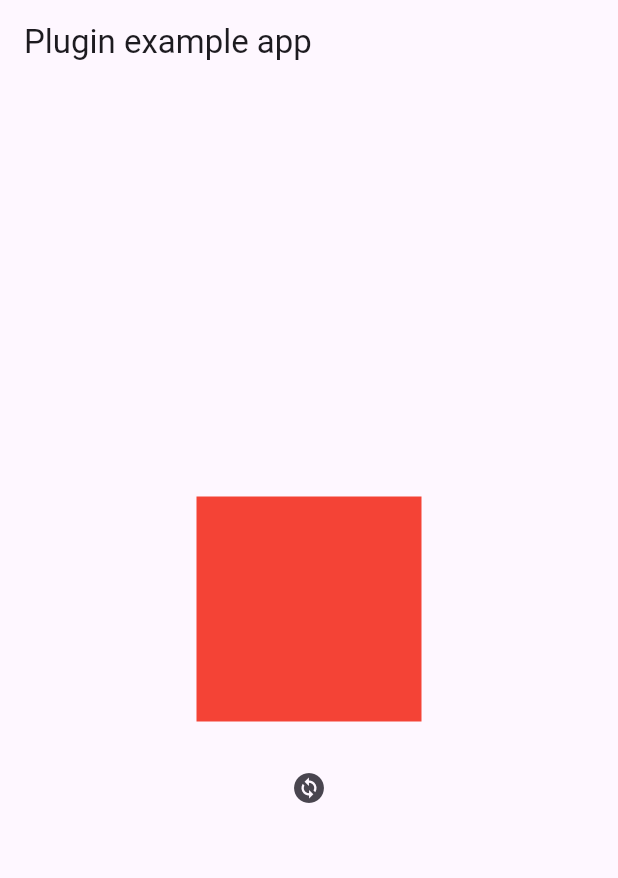
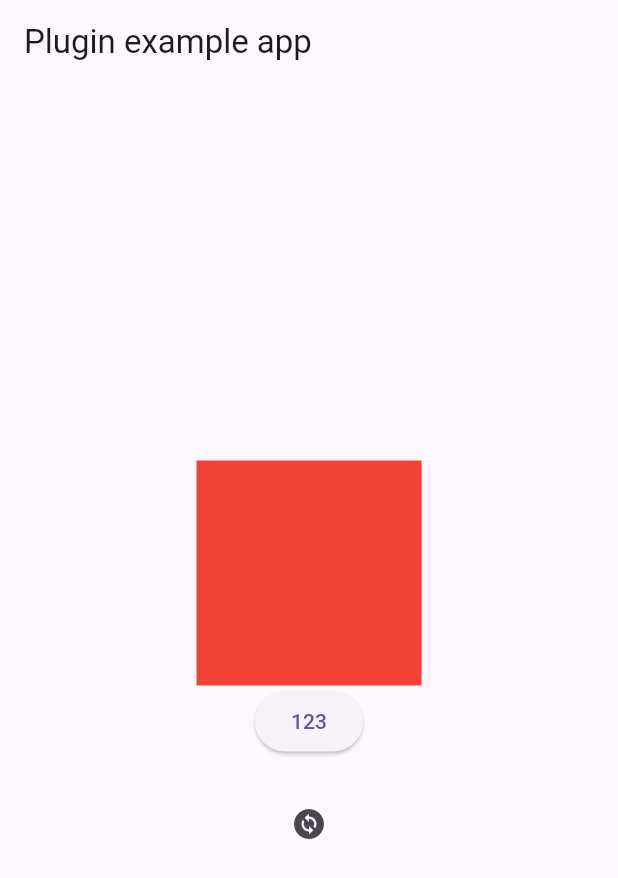
Before and after one commit to 7-bit11/extension_animation, a Flutter app: the screen it shows after launch, on a phone screen of 412 x 824 dp. Shown: the top 878 px of the screen. Run offline on Flutter 3.47's test engine with Material 3 defaults, Android fonts, the phone set to English and light mode, and no system bars; drawn by our look-alikes of animate_do.

Commit message:
✨ feat(example  demo示列+):

```diff
--- a/example/lib/main.dart
+++ b/example/lib/main.dart
@@ -1,5 +1,6 @@
 import 'package:extension_animation/extension/animation_extension.dart';
 import 'package:flutter/material.dart';
+import 'package:animate_do/animate_do.dart';
 
 void main() {
   runApp(const MyApp());
@@ -19,6 +20,10 @@ class _MyAppState extends State<MyApp> {
   }
 
   bool _isVisible = true;
+  bool _visible = true;
+
+  bool _hide = false;
+  AnimationController? controller;
   @override
   Widget build(BuildContext context) {
     return MaterialApp(
@@ -30,11 +35,42 @@ class _MyAppState extends State<MyApp> {
           child: Column(
             mainAxisAlignment: MainAxisAlignment.center,
             children: [
-              Container(
-                width: 150,
-                height: 150,
-                color: _isVisible ? Colors.red : Colors.blue,
-              ).fadeIn(),
+              _isVisible
+                  ? FadeOut(
+                      controller: (p0) async {
+                        controller = p0;
+                        debugPrint(p0.status.toString());
+                      },
+                      animate: _hide,
+                      duration: Duration(seconds: 1),
+                      child: Container(
+                        width: 150,
+                        height: 150,
+                        color: Colors.red,
+                      ), //.fadeIn(),
+                    )
+                  : FadeIn(
+                      child: Text(
+                        'Hello, World!',
+                        style: TextStyle(color: Colors.red),
+                      ),
+                    ),
+              ElevatedButton(
+                onPressed: () async {
+                  controller?.forward();
+                  // setState(() {
+                  //   _hide = false;
+                  //   _hide = true;
+                  // });
+
+                  await Future.delayed(const Duration(seconds: 1));
+                  controller = null;
+                  setState(() {
+                    _isVisible = !_isVisible;
+                  });
+                },
+                child: Text("123"),
+              ),
               const SizedBox(
                 height: 20,
               ),
--- a/pubspec.yaml
+++ b/pubspec.yaml
@@ -11,6 +11,7 @@ dependencies:
   flutter:
     sdk: flutter
   plugin_platform_interface: ^2.0.2
+  animate_do: ^3.3.4
 dev_dependencies:
   flutter_test:
     sdk: flutter
```
Also changed, not shown: lib/animations/animated_opacity.dart (+52 -6 lines), lib/extension/animation_extension.dart (+16 -3 lines), example/pubspec.lock.
